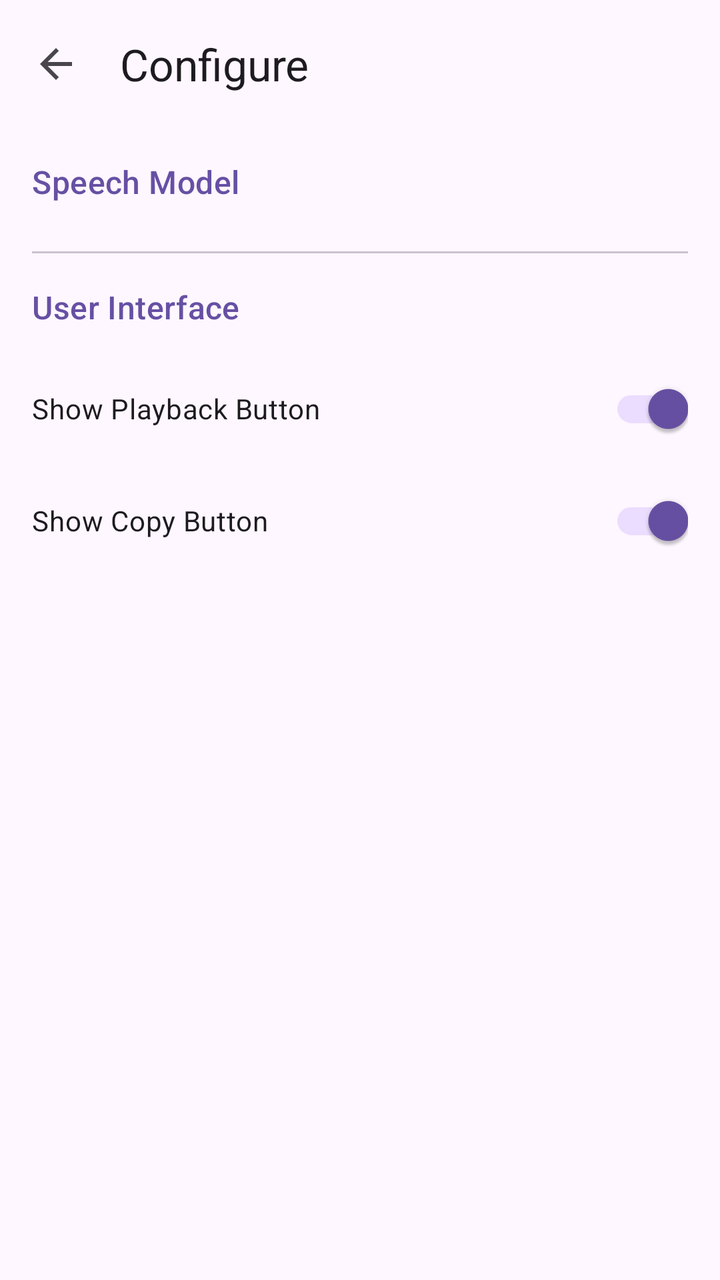
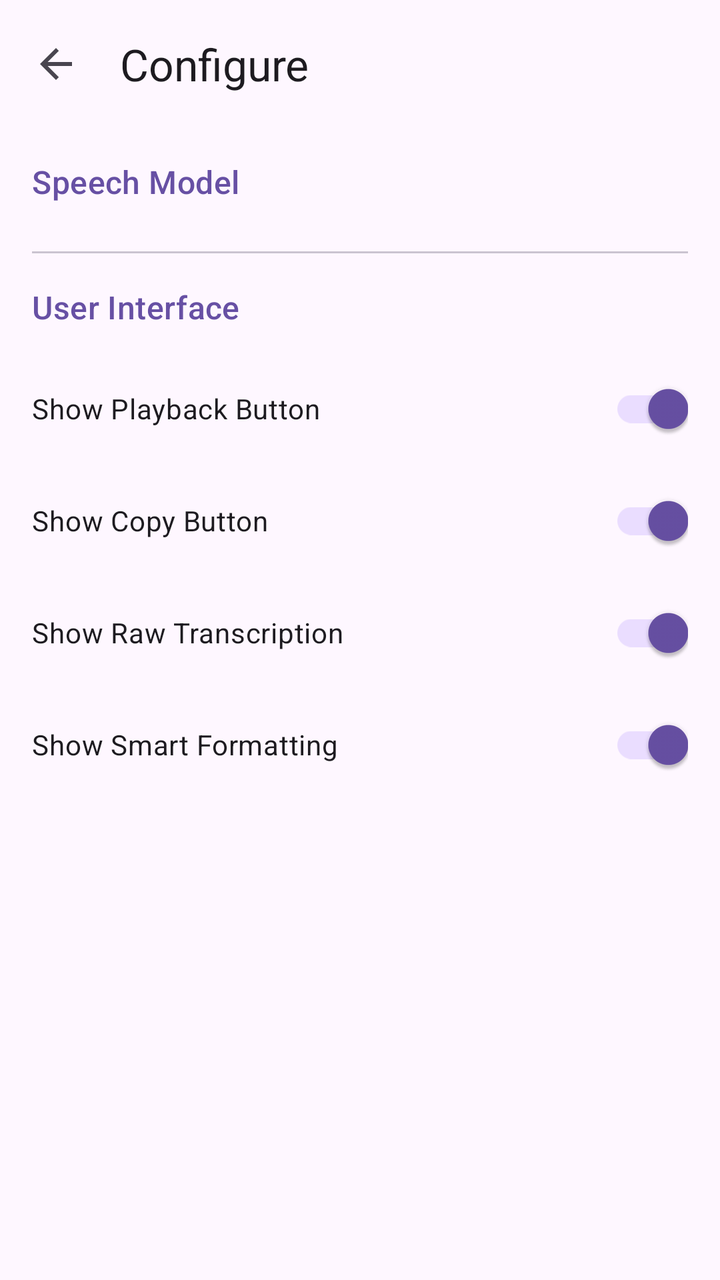

Compare the two renders of this Android layout. The source of the first and the diff that turns it into the second are given below.
<!-- AndroidManifest.xml: application theme Theme.AintListening -->
<!-- res/layout/activity_model_management.xml -->
<?xml version="1.0" encoding="utf-8"?>
<androidx.constraintlayout.widget.ConstraintLayout xmlns:android="http://schemas.android.com/apk/res/android"
    xmlns:app="http://schemas.android.com/apk/res-auto"
    android:layout_width="match_parent"
    android:layout_height="match_parent">

    <com.google.android.material.appbar.AppBarLayout
        android:id="@+id/appBarLayout"
        android:layout_width="match_parent"
        android:layout_height="wrap_content"
        app:layout_constraintTop_toTopOf="parent">

        <com.google.android.material.appbar.MaterialToolbar
            android:id="@+id/toolbar"
            android:layout_width="match_parent"
            android:layout_height="?attr/actionBarSize"
            app:title="@string/button_configure"
            app:navigationIcon="@drawable/ic_arrow_back" />

    </com.google.android.material.appbar.AppBarLayout>

    <com.google.android.material.progressindicator.LinearProgressIndicator
        android:id="@+id/progressIndicator"
        android:layout_width="0dp"
        android:layout_height="wrap_content"
        android:indeterminate="true"
        android:visibility="gone"
        app:layout_constraintTop_toBottomOf="@id/appBarLayout"
        app:layout_constraintStart_toStartOf="parent"
        app:layout_constraintEnd_toEndOf="parent" />

    <androidx.core.widget.NestedScrollView
        android:layout_width="0dp"
        android:layout_height="0dp"
        android:clipToPadding="false"
        app:layout_constraintTop_toBottomOf="@id/progressIndicator"
        app:layout_constraintBottom_toBottomOf="parent"
        app:layout_constraintStart_toStartOf="parent"
        app:layout_constraintEnd_toEndOf="parent">

        <LinearLayout
            android:layout_width="match_parent"
            android:layout_height="wrap_content"
            android:orientation="vertical"
            android:padding="16dp">

            <TextView
                android:layout_width="match_parent"
                android:layout_height="wrap_content"
                android:text="@string/label_speech_model"
                android:textAppearance="?attr/textAppearanceTitleMedium"
                android:textColor="?attr/colorPrimary"
                android:layout_marginBottom="8dp" />

            <androidx.recyclerview.widget.RecyclerView
                android:id="@+id/modelRecyclerView"
                android:layout_width="match_parent"
                android:layout_height="wrap_content"
                android:nestedScrollingEnabled="false"
                android:clipToPadding="false" />

            <com.google.android.material.divider.MaterialDivider
                android:layout_width="match_parent"
                android:layout_height="wrap_content"
                android:layout_marginTop="16dp"
                android:layout_marginBottom="16dp" />

            <TextView
                android:layout_width="match_parent"
                android:layout_height="wrap_content"
                android:text="@string/label_ui_settings"
                android:textAppearance="?attr/textAppearanceTitleMedium"
                android:textColor="?attr/colorPrimary"
                android:layout_marginBottom="16dp" />

            <com.google.android.material.switchmaterial.SwitchMaterial
                android:id="@+id/switchPlayback"
                android:layout_width="match_parent"
                android:layout_height="wrap_content"
                android:text="@string/label_show_playback"
                android:checked="true"
                android:layout_marginBottom="8dp" />

            <com.google.android.material.switchmaterial.SwitchMaterial
                android:id="@+id/switchCopy"
                android:layout_width="match_parent"
                android:layout_height="wrap_content"
                android:text="@string/label_show_copy"
                android:checked="true"
                android:layout_marginBottom="16dp" />

        </LinearLayout>
    </androidx.core.widget.NestedScrollView>

</androidx.constraintlayout.widget.ConstraintLayout>
<!-- resources referenced by this layout -->
<resources>
  <!-- drawable ic_arrow_back (drawable) -->
  <vector xmlns:android="http://schemas.android.com/apk/res/android"
      android:width="24dp"
      android:height="24dp"
      android:viewportWidth="24"
      android:viewportHeight="24"
      android:tint="?attr/colorControlNormal">
    <path
        android:fillColor="@android:color/white"
        android:pathData="M20,11H7.83l5.59,-5.59L12,4l-8,8 8,8 1.41,-1.41L7.83,13H20v-2z"/>
  </vector>
  <string name="button_configure">Configure</string>
  <string name="label_show_copy">Show Copy Button</string>
  <string name="label_show_playback">Show Playback Button</string>
  <string name="label_speech_model">Speech Model</string>
  <string name="label_ui_settings">User Interface</string>
  <style name="Theme.AintListening" parent="Theme.Material3.DayNight.NoActionBar">
          <item name="android:statusBarColor">@android:color/transparent</item>
          <item name="android:windowLightStatusBar" tools:targetApi="m">false</item>
      </style>
</resources>

<!-- the commit's change to res/layout/activity_model_management.xml (unified diff, before → after) -->
@@ -87,6 +87,22 @@
                 android:layout_height="wrap_content"
                 android:text="@string/label_show_copy"
                 android:checked="true"
+                android:layout_marginBottom="8dp" />
+
+            <com.google.android.material.switchmaterial.SwitchMaterial
+                android:id="@+id/switchRaw"
+                android:layout_width="match_parent"
+                android:layout_height="wrap_content"
+                android:text="@string/label_show_raw"
+                android:checked="true"
+                android:layout_marginBottom="8dp" />
+
+            <com.google.android.material.switchmaterial.SwitchMaterial
+                android:id="@+id/switchSmart"
+                android:layout_width="match_parent"
+                android:layout_height="wrap_content"
+                android:text="@string/label_show_smart"
+                android:checked="true"
                 android:layout_marginBottom="16dp" />
 
         </LinearLayout>
<!-- resource entries referenced after the edit -->
@@ -14,6 +14,8 @@
   <string name="button_configure">Configure</string>
   <string name="label_show_copy">Show Copy Button</string>
   <string name="label_show_playback">Show Playback Button</string>
+  <string name="label_show_raw">Show Raw Transcription</string>
+  <string name="label_show_smart">Show Smart Formatting</string>
   <string name="label_speech_model">Speech Model</string>
   <string name="label_ui_settings">User Interface</string>
   <style name="Theme.AintListening" parent="Theme.Material3.DayNight.NoActionBar">
